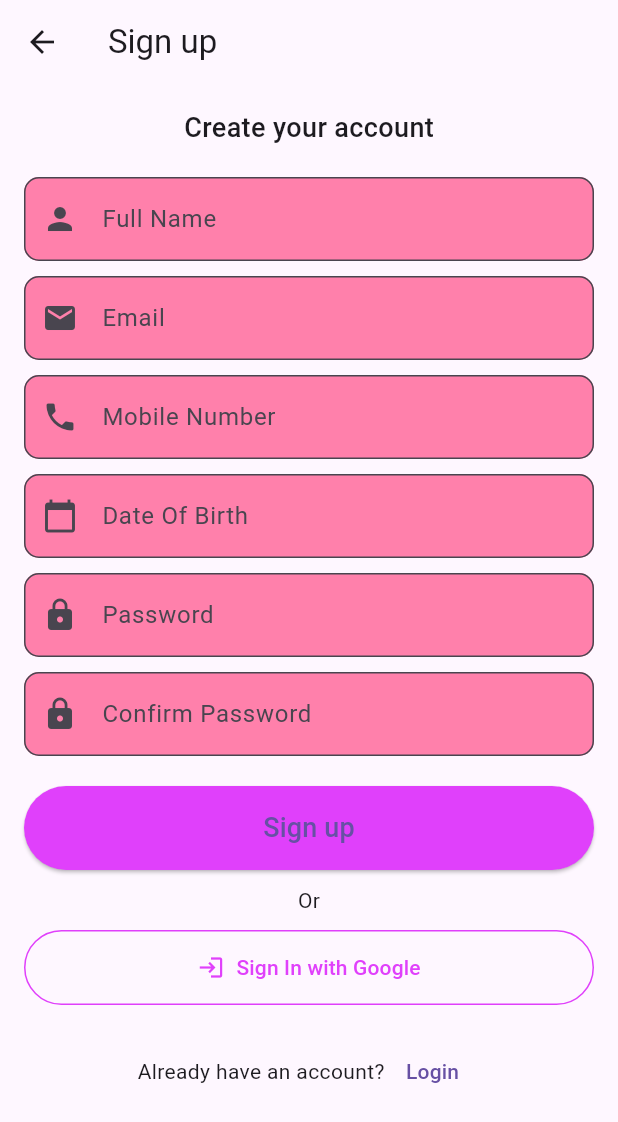
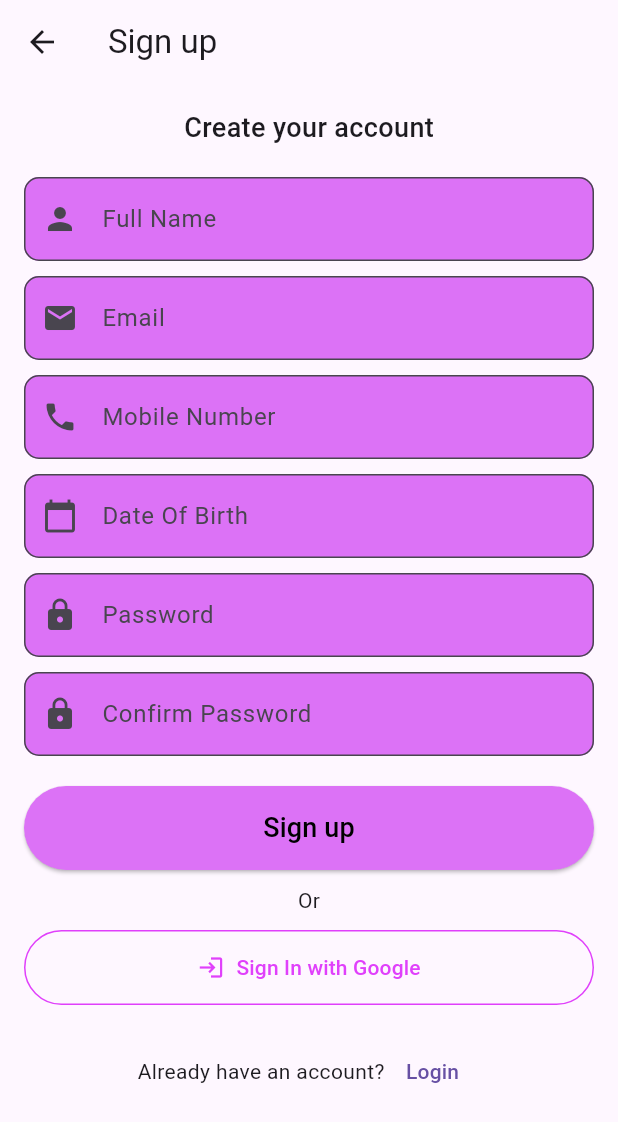
Before and after one commit to Joshuadmello04/Voluntrack, a Flutter app: the screen it shows after launch, after a tap on "Create Account", on a phone screen of 412 x 824 dp. Shown: the top 1122 px of the screen. Run offline on Flutter 3.47's test engine with Material 3 defaults, Android fonts, the light colour scheme and no system bars.

Commit message:
minor tweak

```diff
--- a/voluntrack/lib/main.dart
+++ b/voluntrack/lib/main.dart
@@ -39,6 +39,8 @@ class LandingPage extends StatelessWidget {
           // Content overlay
           Container(
             padding: const EdgeInsets.symmetric(horizontal: 20.0),
+            color: Colors.black
+                .withOpacity(0.3), // Add a semi-transparent black overlay
             child: Column(
               mainAxisAlignment: MainAxisAlignment.center,
               children: [
@@ -47,7 +49,7 @@ class LandingPage extends StatelessWidget {
                   textAlign: TextAlign.center,
                   style: TextStyle(
                     color: Colors.white,
-                    fontSize: 24.0,
+                    fontSize: 32.0,
                     fontWeight: FontWeight.bold,
                   ),
                 ),
@@ -70,7 +72,7 @@ class LandingPage extends StatelessWidget {
                   ),
                   child: const Text(
                     'Create Account',
-                    style: TextStyle(fontSize: 18),
+                    style: TextStyle(fontSize: 20, color: Colors.white),
                   ),
                 ),
                 const SizedBox(height: 10),
@@ -86,7 +88,7 @@ class LandingPage extends StatelessWidget {
                     'Already a member? Log in',
                     style: TextStyle(
                       color: Colors.white70,
-                      fontSize: 16,
+                      fontSize: 18,
                       decoration: TextDecoration.underline,
                     ),
                   ),
--- a/voluntrack/lib/signup.dart
+++ b/voluntrack/lib/signup.dart
@@ -45,7 +45,7 @@ class _SignUpPageState extends State<SignUpPage> {
                 prefixIcon: Icon(Icons.person),
                 labelText: 'Full Name',
                 filled: true,
-                fillColor: Colors.pinkAccent.shade100,
+                fillColor: const Color.fromARGB(255, 220, 114, 246),
                 border: OutlineInputBorder(
                   borderRadius: BorderRadius.all(Radius.circular(10.0)),
                 ),
@@ -59,7 +59,7 @@ class _SignUpPageState extends State<SignUpPage> {
                 prefixIcon: Icon(Icons.email),
                 labelText: 'Email',
                 filled: true,
-                fillColor: Colors.pinkAccent.shade100,
+                fillColor: const Color.fromARGB(255, 220, 114, 246),
                 border: OutlineInputBorder(
                   borderRadius: BorderRadius.all(Radius.circular(10.0)),
                 ),
@@ -73,7 +73,7 @@ class _SignUpPageState extends State<SignUpPage> {
                 prefixIcon: Icon(Icons.phone),
                 labelText: 'Mobile Number',
                 filled: true,
-                fillColor: Colors.pinkAccent.shade100,
+                fillColor: const Color.fromARGB(255, 220, 114, 246),
                 border: OutlineInputBorder(
                   borderRadius: BorderRadius.all(Radius.circular(10.0)),
                 ),
@@ -87,7 +87,7 @@ class _SignUpPageState extends State<SignUpPage> {
                 prefixIcon: Icon(Icons.calendar_today),
                 labelText: 'Date Of Birth',
                 filled: true,
-                fillColor: Colors.pinkAccent.shade100,
+                fillColor: const Color.fromARGB(255, 220, 114, 246),
                 border: OutlineInputBorder(
                   borderRadius: BorderRadius.all(Radius.circular(10.0)),
                 ),
@@ -102,7 +102,7 @@ class _SignUpPageState extends State<SignUpPage> {
                 prefixIcon: Icon(Icons.lock),
                 labelText: 'Password',
                 filled: true,
-                fillColor: Colors.pinkAccent.shade100,
+                fillColor: const Color.fromARGB(255, 220, 114, 246),
                 border: OutlineInputBorder(
                   borderRadius: BorderRadius.all(Radius.circular(10.0)),
                 ),
@@ -117,7 +117,7 @@ class _SignUpPageState extends State<SignUpPage> {
                 prefixIcon: Icon(Icons.lock),
                 labelText: 'Confirm Password',
                 filled: true,
-                fillColor: Colors.pinkAccent.shade100,
+                fillColor: const Color.fromARGB(255, 220, 114, 246),
                 border: OutlineInputBorder(
                   borderRadius: BorderRadius.all(Radius.circular(10.0)),
                 ),
@@ -140,11 +140,11 @@ class _SignUpPageState extends State<SignUpPage> {
                   shape: RoundedRectangleBorder(
                     borderRadius: BorderRadius.circular(30.0),
                   ),
-                  backgroundColor: Colors.purpleAccent,
+                  backgroundColor: const Color.fromARGB(255, 220, 114, 246),
                 ),
                 child: const Text(
                   'Sign up',
-                  style: TextStyle(fontSize: 18),
+                  style: TextStyle(fontSize: 18, color: Colors.black),
                 ),
               ),
             ),
```
